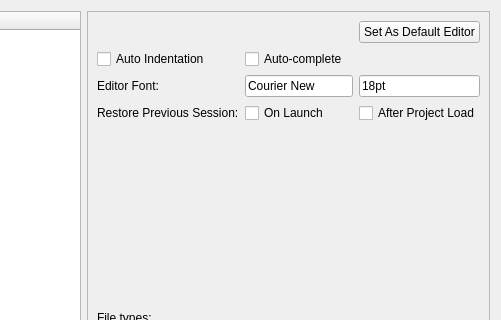
Old version of the form source/settings.ui in the repository bitsauce/ASIDE; both pictures show x 299 to 800 and y 0 to 320 of the 800 by 600 pixel window.
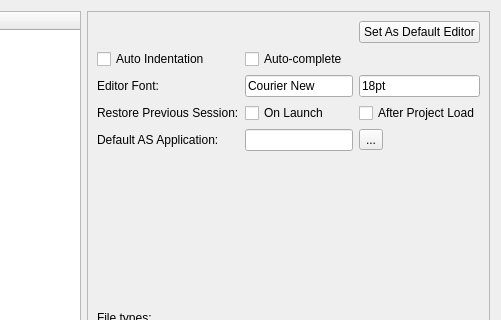
New version of the form.

What changed in the file:
```diff
--- a/source/settings.ui
+++ b/source/settings.ui
@@ -88,6 +88,27 @@
           </property>
          </widget>
         </item>
+        <item row="4" column="2">
+         <widget class="QToolButton" name="browseDefaultApplication">
+          <property name="text">
+           <string>...</string>
+          </property>
+         </widget>
+        </item>
+        <item row="4" column="1">
+         <widget class="QLineEdit" name="applicationLineEdit">
+          <property name="text">
+           <string/>
+          </property>
+         </widget>
+        </item>
+        <item row="4" column="0">
+         <widget class="QLabel" name="defaultApplicationLabel">
+          <property name="text">
+           <string>Default AS Application:</string>
+          </property>
+         </widget>
+        </item>
        </layout>
       </item>
       <item row="2" column="0">
```
